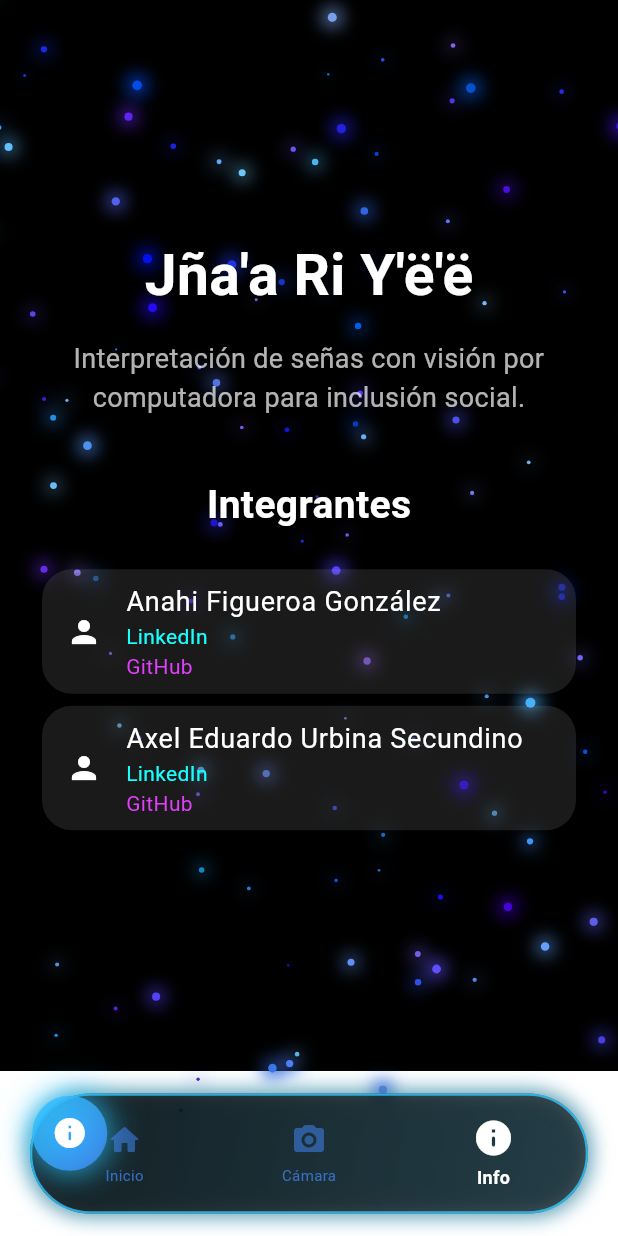
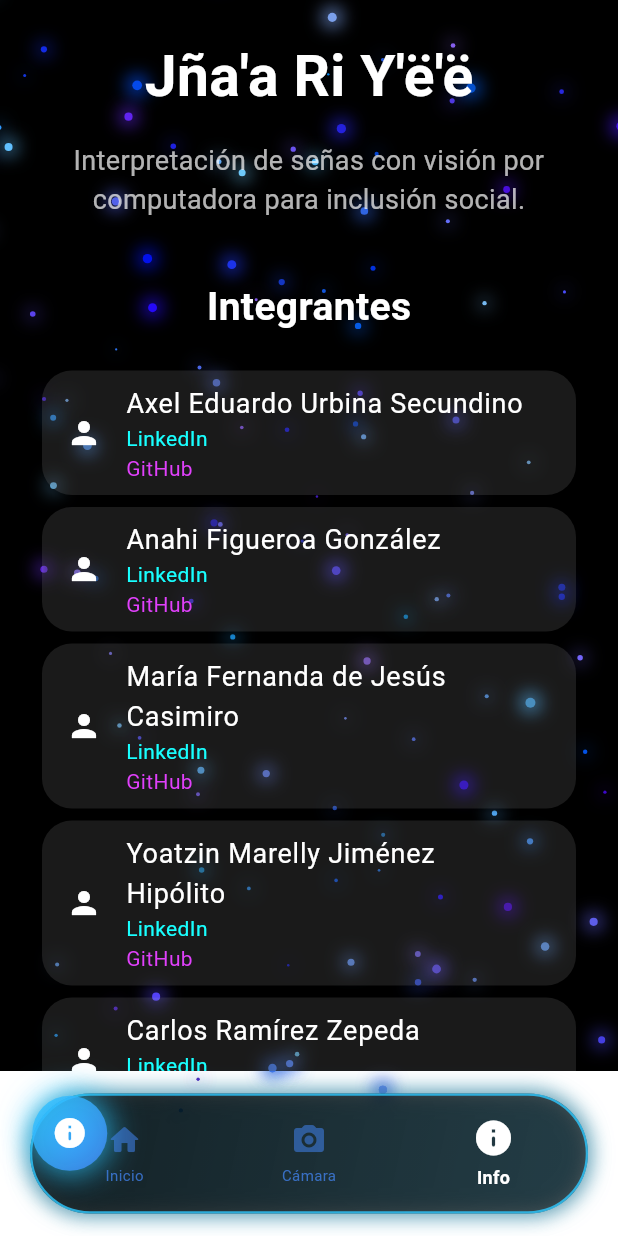
Before and after one commit to Jnaa-ri-yee/jnaa_ri_yee, a Flutter app: the screen it shows after launch, item 3 of the bottom bar chosen, on a phone screen of 412 x 824 dp. Run offline on Flutter 3.47's test engine with Material 3 defaults, Android fonts, the phone set to English and light mode, and no system bars; our stand-ins replace camera.

Commit message:
correccion de interfaz

```diff
--- a/app/jnaa_ri_yee/lib/presentation/widgets/info/team_section.dart
+++ b/app/jnaa_ri_yee/lib/presentation/widgets/info/team_section.dart
@@ -40,17 +40,36 @@ class TeamSection extends StatelessWidget {
               fontSize: 26,
               fontWeight: FontWeight.bold)),
       SizedBox(height: 20),
-      TeamMemberCard(
-        name: "Anahi Figueroa González",
-        github: "https://github.com/Ann8ix",
-        linkedin:
-            "https://www.linkedin.com/in/anahi-figueroa-gonzalez-2a4a3438b",
-      ),
-      TeamMemberCard(
+            TeamMemberCard(
         name: "Axel Eduardo Urbina Secundino",
         github: "https://github.com/AEUS-06",
         linkedin: "https://www.linkedin.com/in/axel-eduardo-u-8124a837b",
       ),
+      TeamMemberCard(
+        name: "Anahi Figueroa González",
+        github: "https://github.com/Ann8ix",
+        linkedin: "https://www.linkedin.com/in/anahi-figueroa-gonzalez-2a4a3438b",
+      ),
+      TeamMemberCard(
+        name: "María Fernanda de Jesús Casimiro",
+        github: "https://github.com/AEUS-06",
+        linkedin: "",
+      ),
+      TeamMemberCard(
+        name: "Yoatzin Marelly Jiménez Hipólito",
+        github: "https://github.com/MellyWrld-63",
+        linkedin: "",
+      ),
+      TeamMemberCard(
+        name: "Carlos Ramírez Zepeda",
+        github: "https://github.com/rufus-raz",
+        linkedin: "",
+      ),
+      TeamMemberCard(
+        name: "Juan Florentino García",
+        github: "https://github.com/zombie01j",
+        linkedin: "",
+      ),
     ]);
   }
 }
```
